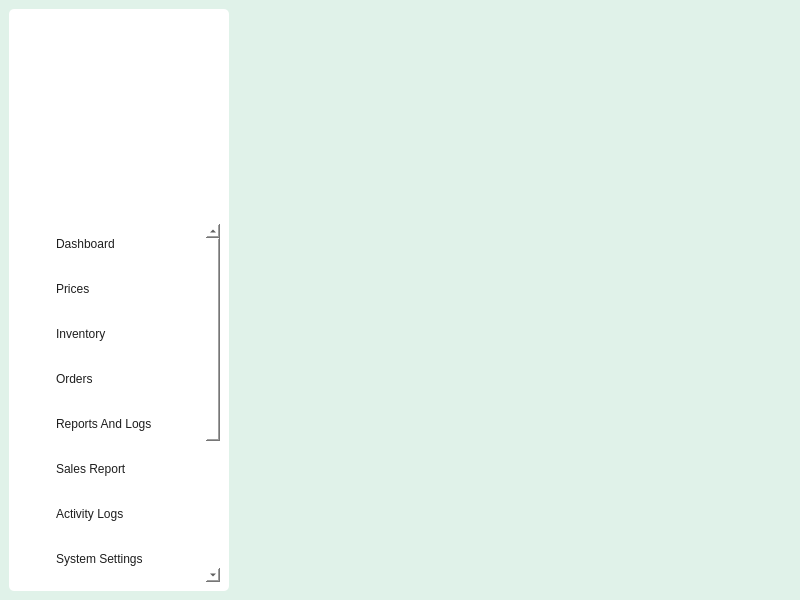
First picture: the form in app/src/ui/final_ui/main_window.ui, repository Kazu0210/Inventory-System, before the edit.
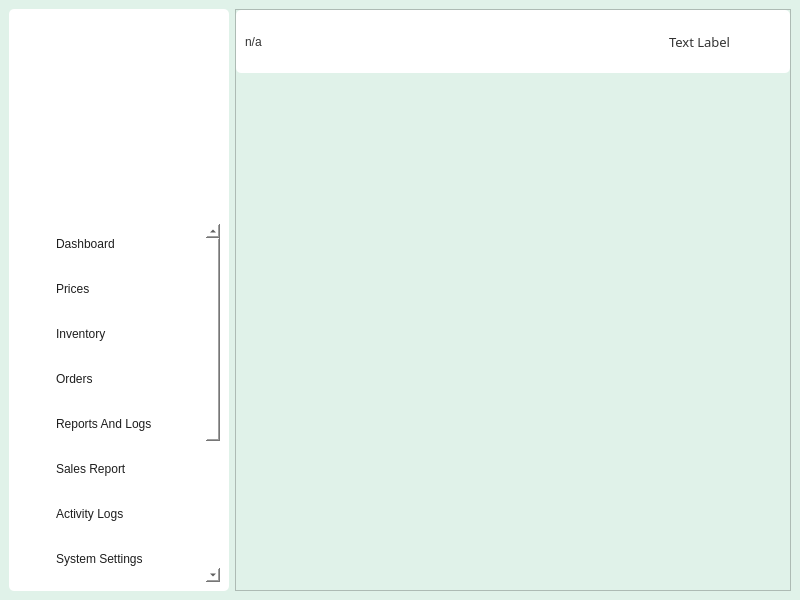
Second picture: the form after the edit. Icons and pictures are not drawn.

The edit to the form file:
```diff
--- a/app/src/ui/final_ui/main_window.ui
+++ b/app/src/ui/final_ui/main_window.ui
@@ -1509,13 +1509,357 @@
      </widget>
     </item>
     <item>
-     <widget class="QWidget" name="content_widget" native="true">
-      <property name="sizePolicy">
-       <sizepolicy hsizetype="Preferred" vsizetype="Preferred">
-        <horstretch>0</horstretch>
-        <verstretch>10</verstretch>
-       </sizepolicy>
+     <widget class="QFrame" name="frame_30">
+      <property name="styleSheet">
+       <string notr="true"/>
       </property>
+      <property name="frameShape">
+       <enum>QFrame::StyledPanel</enum>
+      </property>
+      <property name="frameShadow">
+       <enum>QFrame::Raised</enum>
+      </property>
+      <layout class="QVBoxLayout" name="verticalLayout_5">
+       <property name="spacing">
+        <number>5</number>
+       </property>
+       <property name="leftMargin">
+        <number>0</number>
+       </property>
+       <property name="topMargin">
+        <number>0</number>
+       </property>
+       <property name="rightMargin">
+        <number>0</number>
+       </property>
+       <property name="bottomMargin">
+        <number>0</number>
+       </property>
+       <item>
+        <widget class="QFrame" name="frame_32">
+         <property name="styleSheet">
+          <string notr="true">background-color: #fff;
+border-radius: 5px</string>
+         </property>
+         <property name="frameShape">
+          <enum>QFrame::StyledPanel</enum>
+         </property>
+         <property name="frameShadow">
+          <enum>QFrame::Raised</enum>
+         </property>
+         <layout class="QHBoxLayout" name="horizontalLayout_29">
+          <property name="spacing">
+           <number>5</number>
+          </property>
+          <property name="leftMargin">
+           <number>9</number>
+          </property>
+          <property name="topMargin">
+           <number>9</number>
+          </property>
+          <property name="rightMargin">
+           <number>9</number>
+          </property>
+          <property name="bottomMargin">
+           <number>9</number>
+          </property>
+          <item>
+           <widget class="QFrame" name="frame_33">
+            <property name="frameShape">
+             <enum>QFrame::StyledPanel</enum>
+            </property>
+            <property name="frameShadow">
+             <enum>QFrame::Raised</enum>
+            </property>
+            <layout class="QHBoxLayout" name="horizontalLayout_30">
+             <property name="spacing">
+              <number>0</number>
+             </property>
+             <property name="leftMargin">
+              <number>0</number>
+             </property>
+             <property name="topMargin">
+              <number>0</number>
+             </property>
+             <property name="rightMargin">
+              <number>0</number>
+             </property>
+             <property name="bottomMargin">
+              <number>0</number>
+             </property>
+             <item>
+              <widget class="QLabel" name="current_page_label">
+               <property name="styleSheet">
+                <string notr="true">font: 87 16pt &quot;Noto Sans Black&quot;;
+color: #333333;</string>
+               </property>
+               <property name="text">
+                <string>n/a</string>
+               </property>
+              </widget>
+             </item>
+            </layout>
+           </widget>
+          </item>
+          <item alignment="Qt::AlignRight">
+           <widget class="QFrame" name="frame_31">
+            <property name="frameShape">
+             <enum>QFrame::StyledPanel</enum>
+            </property>
+            <property name="frameShadow">
+             <enum>QFrame::Raised</enum>
+            </property>
+            <layout class="QHBoxLayout" name="horizontalLayout_28">
+             <property name="spacing">
+              <number>5</number>
+             </property>
+             <property name="leftMargin">
+              <number>5</number>
+             </property>
+             <property name="topMargin">
+              <number>5</number>
+             </property>
+             <property name="rightMargin">
+              <number>5</number>
+             </property>
+             <property name="bottomMargin">
+              <number>5</number>
+             </property>
+             <item>
+              <widget class="QLabel" name="username_label">
+               <property name="font">
+                <font>
+                 <family>Noto Sans SemiBold</family>
+                 <pointsize>10</pointsize>
+                 <weight>7</weight>
+                 <italic>false</italic>
+                 <bold>false</bold>
+                </font>
+               </property>
+               <property name="styleSheet">
+                <string notr="true">font: 63 10pt &quot;Noto Sans SemiBold&quot;;
+color: #333333;</string>
+               </property>
+               <property name="text">
+                <string>Text Label</string>
+               </property>
+              </widget>
+             </item>
+             <item>
+              <spacer name="horizontalSpacer">
+               <property name="orientation">
+                <enum>Qt::Horizontal</enum>
+               </property>
+               <property name="sizeType">
+                <enum>QSizePolicy::Fixed</enum>
+               </property>
+               <property name="sizeHint" stdset="0">
+                <size>
+                 <width>5</width>
+                 <height>20</height>
+                </size>
+               </property>
+              </spacer>
+             </item>
+             <item alignment="Qt::AlignRight">
+              <widget class="QPushButton" name="profile_pushButton">
+               <property name="minimumSize">
+                <size>
+                 <width>35</width>
+                 <height>35</height>
+                </size>
+               </property>
+               <property name="maximumSize">
+                <size>
+                 <width>35</width>
+                 <height>35</height>
+                </size>
+               </property>
+               <property name="cursor">
+                <cursorShape>PointingHandCursor</cursorShape>
+               </property>
+               <property name="styleSheet">
+                <string notr="true">background-color: #fff;
+border: none;
+color: black;
+border-radius: 17px;</string>
+               </property>
+               <property name="text">
+                <string/>
+               </property>
+               <property name="icon">
+                <iconset>
+                 <normaloff>../../../resources/icons/black-theme/user.png</normaloff>../../../resources/icons/black-theme/user.png</iconset>
+               </property>
+              </widget>
+             </item>
+            </layout>
+           </widget>
+          </item>
+         </layout>
+        </widget>
+       </item>
+       <item>
+        <widget class="QWidget" name="content_widget" native="true">
+         <property name="sizePolicy">
+          <sizepolicy hsizetype="Preferred" vsizetype="Preferred">
+           <horstretch>0</horstretch>
+           <verstretch>10</verstretch>
+          </sizepolicy>
+         </property>
+         <widget class="QWidget" name="content_widget_2" native="true">
+          <property name="geometry">
+           <rect>
+            <x>50</x>
+            <y>-60</y>
+            <width>554</width>
+            <height>530</height>
+           </rect>
+          </property>
+          <property name="sizePolicy">
+           <sizepolicy hsizetype="Preferred" vsizetype="Preferred">
+            <horstretch>0</horstretch>
+            <verstretch>10</verstretch>
+           </sizepolicy>
+          </property>
+         </widget>
+         <widget class="QFrame" name="frame_34">
+          <property name="geometry">
+           <rect>
+            <x>50</x>
+            <y>-110</y>
+            <width>554</width>
+            <height>45</height>
+           </rect>
+          </property>
+          <property name="styleSheet">
+           <string notr="true">background-color: #fff;
+border-radius: 5px</string>
+          </property>
+          <property name="frameShape">
+           <enum>QFrame::StyledPanel</enum>
+          </property>
+          <property name="frameShadow">
+           <enum>QFrame::Raised</enum>
+          </property>
+          <layout class="QHBoxLayout" name="horizontalLayout_31">
+           <property name="spacing">
+            <number>5</number>
+           </property>
+           <property name="leftMargin">
+            <number>0</number>
+           </property>
+           <property name="topMargin">
+            <number>0</number>
+           </property>
+           <property name="rightMargin">
+            <number>0</number>
+           </property>
+           <property name="bottomMargin">
+            <number>0</number>
+           </property>
+           <item>
+            <widget class="QFrame" name="frame_35">
+             <property name="frameShape">
+              <enum>QFrame::StyledPanel</enum>
+             </property>
+             <property name="frameShadow">
+              <enum>QFrame::Raised</enum>
+             </property>
+             <layout class="QHBoxLayout" name="horizontalLayout_32">
+              <property name="spacing">
+               <number>0</number>
+              </property>
+              <property name="leftMargin">
+               <number>0</number>
+              </property>
+              <property name="topMargin">
+               <number>0</number>
+              </property>
+              <property name="rightMargin">
+               <number>0</number>
+              </property>
+              <property name="bottomMargin">
+               <number>0</number>
+              </property>
+              <item>
+               <widget class="QLabel" name="current_page_label_2">
+                <property name="styleSheet">
+                 <string notr="true">font: 87 16pt &quot;Noto Sans Black&quot;;
+color: #333333;</string>
+                </property>
+                <property name="text">
+                 <string>n/a</string>
+                </property>
+               </widget>
+              </item>
+             </layout>
+            </widget>
+           </item>
+           <item alignment="Qt::AlignRight">
+            <widget class="QFrame" name="frame_36">
+             <property name="frameShape">
+              <enum>QFrame::StyledPanel</enum>
+             </property>
+             <property name="frameShadow">
+              <enum>QFrame::Raised</enum>
+             </property>
+             <layout class="QHBoxLayout" name="horizontalLayout_33">
+              <property name="spacing">
+               <number>5</number>
+              </property>
+              <property name="leftMargin">
+               <number>5</number>
+              </property>
+              <property name="topMargin">
+               <number>5</number>
+              </property>
+              <property name="rightMargin">
+               <number>5</number>
+              </property>
+              <property name="bottomMargin">
+               <number>5</number>
+              </property>
+              <item alignment="Qt::AlignRight">
+               <widget class="QPushButton" name="profile_pushButton_2">
+                <property name="minimumSize">
+                 <size>
+                  <width>35</width>
+                  <height>35</height>
+                 </size>
+                </property>
+                <property name="maximumSize">
+                 <size>
+                  <width>35</width>
+                  <height>35</height>
+                 </size>
+                </property>
+                <property name="cursor">
+                 <cursorShape>PointingHandCursor</cursorShape>
+                </property>
+                <property name="styleSheet">
+                 <string notr="true">background-color: #fff;
+border: none;
+color: black;
+border-radius: 17px;</string>
+                </property>
+                <property name="text">
+                 <string/>
+                </property>
+                <property name="icon">
+                 <iconset>
+                  <normaloff>../../../resources/icons/black-theme/user.png</normaloff>../../../resources/icons/black-theme/user.png</iconset>
+                </property>
+               </widget>
+              </item>
+             </layout>
+            </widget>
+           </item>
+          </layout>
+         </widget>
+        </widget>
+       </item>
+      </layout>
      </widget>
     </item>
    </layout>
```
Left out of the diff: 2 changed lines with no effect on the pictures.
